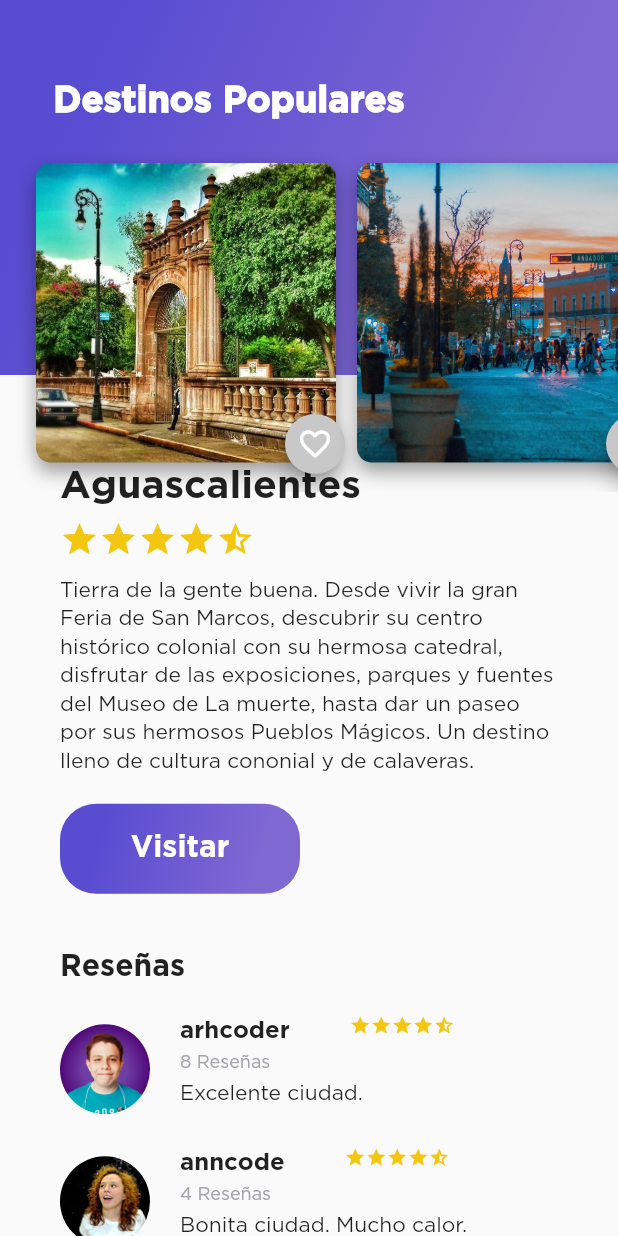
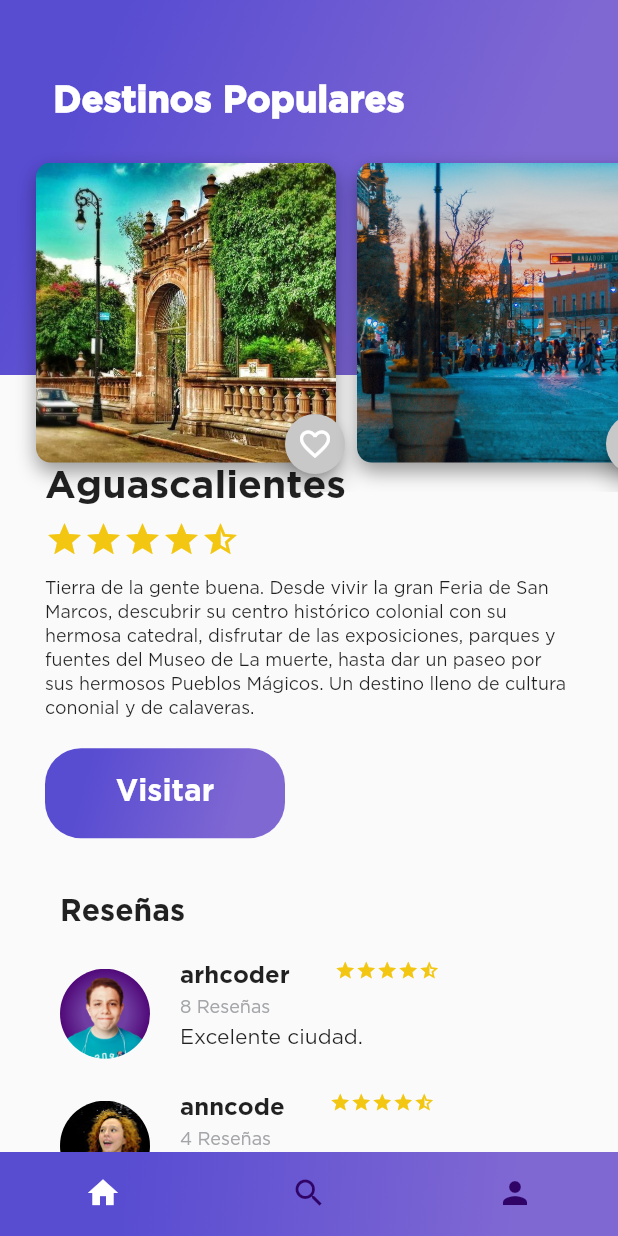
Before and after one commit to arhcoder/Flutter-Platzi-Project, a Flutter app: the screen it shows after launch, on a phone screen of 412 x 824 dp. Run offline on Flutter 3.47's test engine with Material 2 defaults, Android fonts, the phone set to English and light mode, and no system bars.

Commit message:
Se agregó un precioso Bottom Navigation Bar con degradado morado, se ajustó ligeramente el tamaño de los elementos del home y se agregaron los Layouts vacios: SEARCH y PROFILE. Cerca de su versión final, el proyecto se ve jodidamente hermoso. ¡VIVA FLUTTER, CHINGA!

```diff
--- /dev/null
+++ b/lib/App.dart
@@ -0,0 +1,109 @@
+import 'package:flutter/material.dart';
+import 'App_Home.dart';
+import 'App_Search.dart';
+import 'App_Profile.dart';
+
+// Es el Widget completo de la app //
+// Contiene un Bottom Navigation Bar que cambia entre Ventanas //
+// @arhcoder //
+
+// Color(0xFF300466) //
+
+class App extends StatefulWidget
+{
+    @override
+    State <StatefulWidget> createState()
+    {
+        return AppState();
+    }
+}
+
+class AppState extends State <App>
+{
+    // Lista de Layouts //
+    int index_layout = 0;
+    final List <Widget> Layouts =
+    [
+        Home(),
+        Search(),
+        Profile()
+    ];
+
+    // Cambia de Layout según su índice //
+    void SwitchLayout(int index)
+    {
+        setState(()
+        {
+            index_layout = index;
+        });
+    }
+
+    @override
+    Widget build(BuildContext context)
+    {
+        return Scaffold
+        (
+            body: Layouts[index_layout],
+
+            bottomNavigationBar: Theme
+            (
+                data: Theme.of(context).copyWith(
+                    canvasColor: Color(0x00000000)
+                ),
+
+                child: Container
+                (
+                    decoration: BoxDecoration
+                    (
+                        gradient: LinearGradient
+                        (
+                            colors:
+                            [
+                                Color(0xFF584CD1),
+                                Color(0xFF8068D3)
+                            ],
+                            begin: FractionalOffset(0.2, 0.0),
+                            end: FractionalOffset(1.0, 0.6),
+                            stops: [0.0, 0.8],
+                            tileMode: TileMode.clamp,
+                        )
+                    ),
+
+                    child: BottomNavigationBar
+                    (
+                        backgroundColor: Colors.black.withOpacity(0.0),
+                        selectedItemColor: Color(0xFFFFFFFF),
+                        unselectedItemColor: Color(0xFF300466),
+                        elevation: 0,
+
+                        onTap: SwitchLayout,
+
+                        currentIndex: index_layout,
+
+                        showSelectedLabels: false,
+                        showUnselectedLabels: false,
+
+                        items:
+                        [
+                            BottomNavigationBarItem
+                            (
+                                icon: Icon(Icons.home),
+                                label: "",
+                            ),
+                            BottomNavigationBarItem
+                            (
+                                icon: Icon(Icons.search),
+                                label: ""
+                            ),
+                            BottomNavigationBarItem
+                            (
+                                icon: Icon(Icons.person),
+                                label: ""
+                            )
+                        ]
+                    )
+                )
+            )
+        );
+    }
+}
--- /dev/null
+++ b/lib/App_Home.dart
@@ -0,0 +1,40 @@
+import 'package:flutter/material.dart';
+import 'header.dart';
+import 'place_description.dart';
+import 'review_list.dart';
+
+class Home extends StatelessWidget
+{
+    @override
+    Widget build(BuildContext context)
+    {
+        return Stack
+        (
+            children:
+            [
+                ListView
+                (
+                    children:
+                    [
+                        PlaceDescription
+                        (
+                            "Aguascalientes",
+                            "Tierra de la gente buena. Desde vivir la gran Feria de San Marcos, descubrir su centro histórico colonial con su hermosa catedral, disfrutar de las exposiciones, parques y fuentes del Museo de La muerte, hasta dar un paseo por sus hermosos Pueblos Mágicos. Un destino lleno de cultura cononial y de calaveras.",
+                            4.5
+                        ),
+
+                        Container
+                        (
+                            margin: EdgeInsets.only(
+                                top: 20.0,
+                                bottom: 28.0
+                            ),
+                            child: ReviewList()
+                        )
+                    ]
+                ),
+                Header()
+            ]
+        );
+    }
+}
--- /dev/null
+++ b/lib/App_Profile.dart
@@ -0,0 +1,13 @@
+import 'package:flutter/material.dart';
+
+class Profile extends StatelessWidget
+{
+    @override
+    Widget build(BuildContext context)
+    {
+        return Container
+        (
+            color: Color(0xFF8068D3)
+        );
+    }
+}
--- /dev/null
+++ b/lib/App_Search.dart
@@ -0,0 +1,13 @@
+import 'package:flutter/material.dart';
+
+class Search extends StatelessWidget
+{
+    @override
+    Widget build(BuildContext context)
+    {
+        return Container
+        (
+            color: Color(0xFF584CD1)
+        );
+    }
+}
--- a/lib/button_floating_favorite.dart
+++ b/lib/button_floating_favorite.dart
@@ -69,7 +69,7 @@ class ButtonFloatingFavorite_State extends State <ButtonFloatingFavorite>
             child: Icon
             (
                 button_icon
-            ),
+            )
         );
     }
 }
--- a/lib/button_rounded.dart
+++ b/lib/button_rounded.dart
@@ -18,7 +18,7 @@ class ButtonRounded extends StatelessWidget
 
             margin: EdgeInsets.only(
                 top: 20.0,
-                left: 40.0
+                left: 30.0
             ),
 
             decoration: BoxDecoration
@@ -64,13 +64,15 @@ class ButtonRounded extends StatelessWidget
                     (
                         onTap: ()
                         {
+                            ScaffoldMessenger.of(context).hideCurrentSnackBar();
+
                             ScaffoldMessenger.of(context).showSnackBar(
                                 SnackBar
                                 (
                                     content: Text
                                     (
                                         "Viajando..."
-                                    ),
+                                    )
                                 )
                             );
                         }
--- a/lib/gradient_appbar.dart
+++ b/lib/gradient_app_bar.dart
@@ -41,7 +41,7 @@ class GradientAppBar extends StatelessWidget
 					color: Colors.white
 				)
 			),
-			alignment: Alignment(-0.6, -0.5),
+			alignment: Alignment(-0.6, -0.5)
 		);
   	}
 }
--- a/lib/header.dart
+++ b/lib/header.dart
@@ -1,5 +1,5 @@
 import 'package:flutter/material.dart';
-import 'gradient_appbar.dart';
+import 'gradient_app_bar.dart';
 import 'place_photos_carousel.dart';
 
 class Header extends StatelessWidget
--- a/lib/main.dart
+++ b/lib/main.dart
@@ -1,8 +1,6 @@
 import 'package:flutter/material.dart';
 import 'package:flutter/services.dart';
-import 'header.dart';
-import 'place_description.dart';
-import 'review_list.dart';
+import 'App.dart';
 
 // @arhcoder //
 
@@ -34,40 +32,7 @@ class MyApp extends StatelessWidget
 			(
 				primarySwatch: Colors.deepPurple
 			),
-
-			home: Scaffold
-			(
-				body:
-				Stack
-				(
-					children:
-					[
-						ListView
-						(
-							children:
-							[
-
-								PlaceDescription
-								(
-									"Aguascalientes",
-									"Tierra de la gente buena. Desde vivir la gran Feria de San Marcos, descubrir su centro histórico colonial con su hermosa catedral, disfrutar de las exposiciones, parques y fuentes del Museo de La muerte, hasta dar un paseo por sus hermosos Pueblos Mágicos. Un destino lleno de cultura cononial y de calaveras.",
-									4.5
-								),
-
-								Container
-								(
-									margin: EdgeInsets.only(
-										top: 20.0,
-                                        bottom: 28.0
-									),
-									child: ReviewList()
-								)
-							]
-						),
-						Header()
-					]
-				)
-			)
+            home: App()
 		);
 	}
 }
--- a/lib/place_description.dart
+++ b/lib/place_description.dart
@@ -20,8 +20,8 @@ class PlaceDescription extends StatelessWidget
 		(
 			margin: EdgeInsets.only(
 				top: 311.8,
-				left: 40.0,
-				right: 40.0
+				left: 30.0,
+				right: 30.0
 			),
 
 			child: Text
@@ -42,8 +42,8 @@ class PlaceDescription extends StatelessWidget
 		(
 			margin: EdgeInsets.only(
 				top: 10.0,
-				left: 40.0,
-				right: 40.0
+				left: 30.0,
+				right: 30.0
 			),
 
 			child: Text
@@ -52,7 +52,7 @@ class PlaceDescription extends StatelessWidget
 				style: TextStyle
 				(
 					fontFamily: "Gotham",
-					fontSize: 14,
+					fontSize: 11.88,
                     height: 1.34,
 					fontWeight: FontWeight.normal,
 				),
--- a/lib/stars.dart
+++ b/lib/stars.dart
@@ -49,7 +49,7 @@ class Stars extends StatelessWidget
 		return Container
 		(
 			margin: EdgeInsets.only(
-				left: 40.0,
+				left: 30.0,
 			),
 
 			child: Row
```
